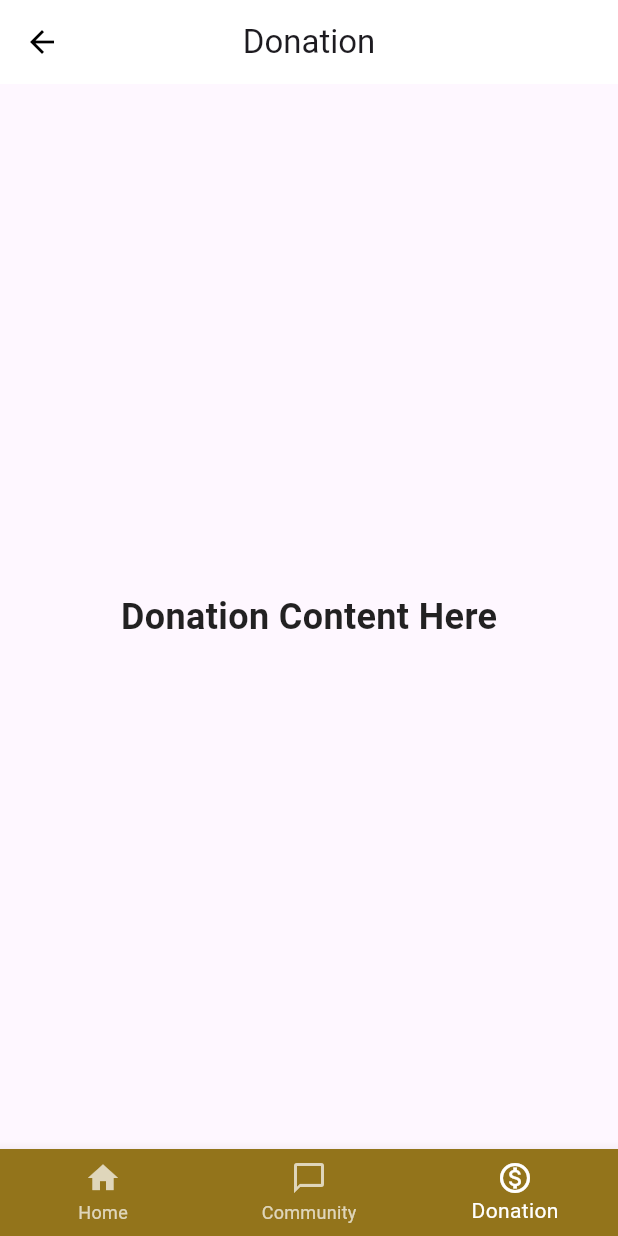
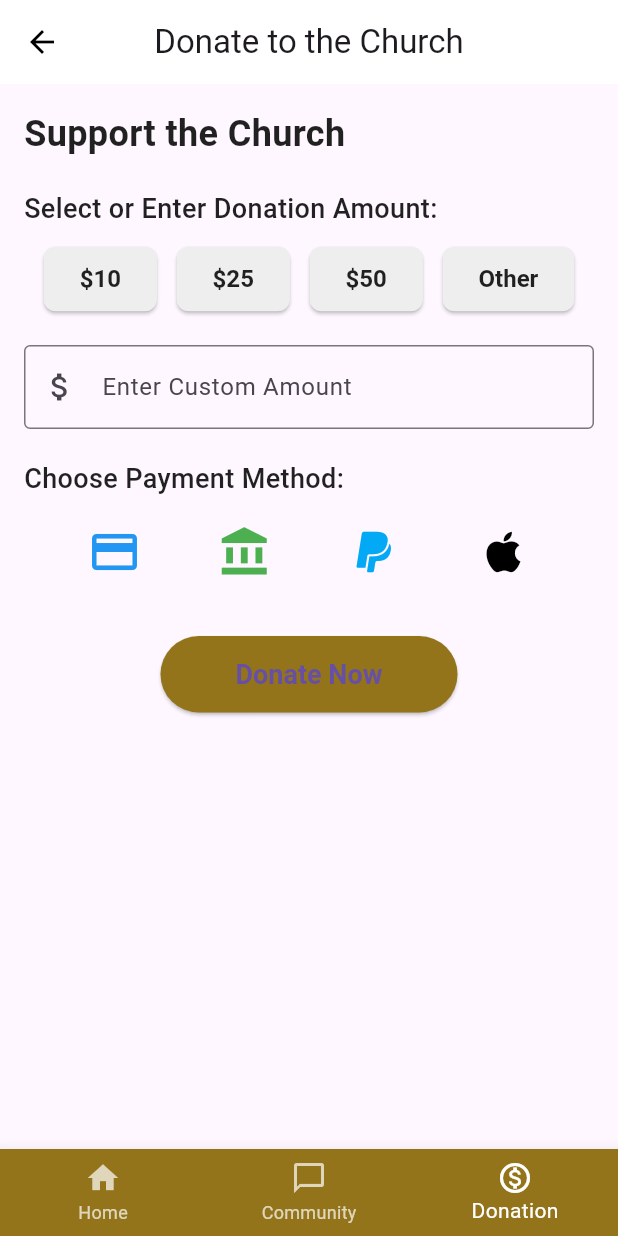
Before and after one commit to amalgan3sh/sanctify, a Flutter app: the DonationScreen screen opened by its route, on a phone screen of 412 x 824 dp. Run offline on Flutter 3.47's test engine with Material 3 defaults, Android fonts, the phone set to English and light mode, and no system bars; our stand-ins replace font_awesome_flutter.

Commit message:
donation screen and community screen

```diff
--- a/lib/screens/donation_screen.dart
+++ b/lib/screens/donation_screen.dart
@@ -1,11 +1,12 @@
 import 'package:flutter/material.dart';
+import '../nav/bottom_navbar.dart';
 
 class DonationScreen extends StatelessWidget {
   @override
   Widget build(BuildContext context) {
     return Scaffold(
       appBar: AppBar(
-        title: Text('Donation'),
+        title: Text('Donate to the Church'),
         backgroundColor: Colors.white,
         elevation: 0,
         centerTitle: true,
@@ -16,45 +17,131 @@ class DonationScreen extends StatelessWidget {
           },
         ),
       ),
-      body: Center(
-        child: Text(
-          'Donation Content Here',
+      body: Padding(
+        padding: const EdgeInsets.all(16.0),
+        child: Column(
+          crossAxisAlignment: CrossAxisAlignment.start,
+          children: [
+            Text(
+              'Support the Church',
               style: TextStyle(
                 fontSize: 24,
                 fontWeight: FontWeight.bold,
                 color: Colors.black87,
               ),
             ),
+            SizedBox(height: 20),
+            Text(
+              'Select or Enter Donation Amount:',
+              style: TextStyle(
+                fontSize: 18,
+                fontWeight: FontWeight.w500,
+                color: Colors.black87,
               ),
-      bottomNavigationBar: BottomNavigationBar(
-        backgroundColor: Color(0xFF93741b),
-        selectedItemColor: Colors.white,
-        unselectedItemColor: Colors.white70,
-        currentIndex: 2, // Set the current tab to 'Donation'
-        onTap: (index) {
-          if (index == 0) {
-            Navigator.pushReplacementNamed(context, '/modules');
-          } else if (index == 1) {
-            Navigator.pushReplacementNamed(context, '/community');
-          } else if (index == 2) {
-            // Already on this screen
-          }
+            ),
+            SizedBox(height: 10),
+            Row(
+              mainAxisAlignment: MainAxisAlignment.spaceEvenly,
+              children: [
+                buildDonationButton(context, '\$10'),
+                buildDonationButton(context, '\$25'),
+                buildDonationButton(context, '\$50'),
+                buildDonationButton(context, 'Other'),
+              ],
+            ),
+            SizedBox(height: 20),
+            TextField(
+              keyboardType: TextInputType.number,
+              decoration: InputDecoration(
+                labelText: 'Enter Custom Amount',
+                border: OutlineInputBorder(),
+                prefixIcon: Icon(Icons.attach_money),
+              ),
+            ),
+            SizedBox(height: 20),
+            Text(
+              'Choose Payment Method:',
+              style: TextStyle(
+                fontSize: 18,
+                fontWeight: FontWeight.w500,
+                color: Colors.black87,
+              ),
+            ),
+            SizedBox(height: 10),
+            Row(
+              mainAxisAlignment: MainAxisAlignment.spaceEvenly,
+              children: [
+                IconButton(
+                  icon: Icon(Icons.credit_card, size: 36, color: Colors.blue),
+                  onPressed: () {
+                    // Handle Credit Card payment method
                   },
-        items: [
-          BottomNavigationBarItem(
-            icon: Icon(Icons.home),
-            label: 'Home',
                 ),
-          BottomNavigationBarItem(
-            icon: Icon(Icons.chat_bubble_outline),
-            label: 'Community',
+                IconButton(
+                  icon: Icon(Icons.account_balance,
+                      size: 36, color: Colors.green),
+                  onPressed: () {
+                    // Handle Bank Transfer payment method
+                  },
                 ),
-          BottomNavigationBarItem(
-            icon: Icon(Icons.monetization_on_outlined),
-            label: 'Donation',
+                IconButton(
+                  icon: Icon(Icons.paypal, size: 36, color: Colors.lightBlue),
+                  onPressed: () {
+                    // Handle PayPal payment method
+                  },
+                ),
+                IconButton(
+                  icon: Icon(Icons.apple, size: 36, color: Colors.black),
+                  onPressed: () {
+                    // Handle Apple Pay payment method
+                  },
                 ),
               ],
             ),
+            SizedBox(height: 30),
+            Center(
+              child: ElevatedButton(
+                onPressed: () {
+                  // Handle the donation submission
+                },
+                style: ElevatedButton.styleFrom(
+                  backgroundColor:
+                      Color(0xFF93741b), // Matches the common color theme
+                  padding: EdgeInsets.symmetric(horizontal: 50, vertical: 15),
+                  textStyle: TextStyle(
+                    fontSize: 18,
+                    fontWeight: FontWeight.bold,
+                  ),
+                ),
+                child: Text('Donate Now'),
+              ),
+            ),
+          ],
+        ),
+      ),
+      bottomNavigationBar:
+          CommonBottomNavBar(currentIndex: 2), // 2 for Donation
+    );
+  }
+
+  Widget buildDonationButton(BuildContext context, String amount) {
+    return ElevatedButton(
+      onPressed: () {
+        // Handle the pre-set amount selection
+      },
+      style: ElevatedButton.styleFrom(
+        backgroundColor: Colors.grey[200],
+        padding: EdgeInsets.symmetric(horizontal: 24, vertical: 12),
+        shape: RoundedRectangleBorder(
+          borderRadius: BorderRadius.circular(8),
+        ),
+        textStyle: TextStyle(
+          fontSize: 16,
+          fontWeight: FontWeight.bold,
+          color: Colors.black87,
+        ),
+      ),
+      child: Text(amount, style: TextStyle(color: Colors.black87)),
     );
   }
 }
```
Also changed, not shown: lib/screens/community_screen.dart (+96 -31 lines). Lines whose indentation alone changed are shown as unchanged.
